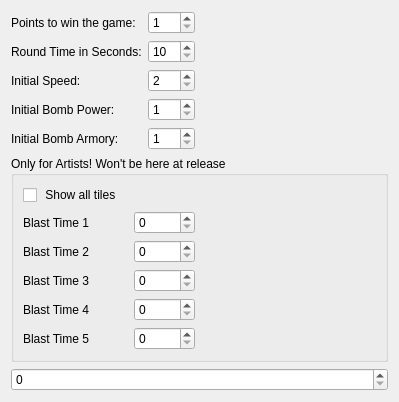
This is src/config/generalsettings.ui in KDE/granatier as Qt 5 draws it before an edit. The edited form follows.
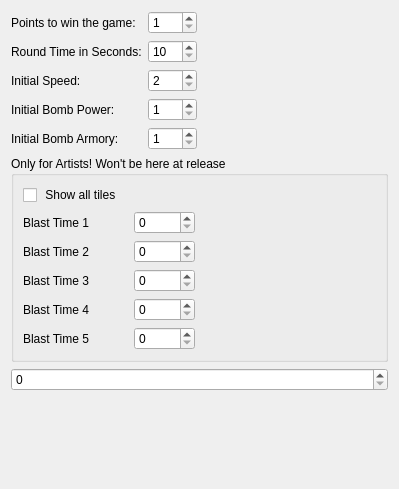
This is the edited form.

The edit to the form file:
```diff
--- a/src/config/generalsettings.ui
+++ b/src/config/generalsettings.ui
@@ -6,8 +6,8 @@
    <rect>
     <x>0</x>
     <y>0</y>
-    <width>385</width>
-    <height>356</height>
+    <width>389</width>
+    <height>489</height>
    </rect>
   </property>
   <layout class="QGridLayout" name="gridLayout">
@@ -134,6 +134,12 @@
      </item>
      <item row="0" column="1">
       <widget class="QSpinBox" name="kcfg_PointsToWin">
+       <property name="sizePolicy">
+        <sizepolicy hsizetype="MinimumExpanding" vsizetype="Fixed">
+         <horstretch>0</horstretch>
+         <verstretch>0</verstretch>
+        </sizepolicy>
+       </property>
        <property name="minimum">
         <number>1</number>
        </property>
@@ -151,6 +157,12 @@
      </item>
      <item row="1" column="1">
       <widget class="QSpinBox" name="kcfg_RoundTime">
+       <property name="sizePolicy">
+        <sizepolicy hsizetype="MinimumExpanding" vsizetype="Fixed">
+         <horstretch>0</horstretch>
+         <verstretch>0</verstretch>
+        </sizepolicy>
+       </property>
        <property name="minimum">
         <number>10</number>
        </property>
@@ -168,6 +180,12 @@
      </item>
      <item row="2" column="1">
       <widget class="QSpinBox" name="kcfg_InitialSpeed">
+       <property name="sizePolicy">
+        <sizepolicy hsizetype="MinimumExpanding" vsizetype="Fixed">
+         <horstretch>0</horstretch>
+         <verstretch>0</verstretch>
+        </sizepolicy>
+       </property>
        <property name="minimum">
         <number>2</number>
        </property>
@@ -185,6 +203,12 @@
      </item>
      <item row="3" column="1">
       <widget class="QSpinBox" name="kcfg_InitialBombPower">
+       <property name="sizePolicy">
+        <sizepolicy hsizetype="MinimumExpanding" vsizetype="Fixed">
+         <horstretch>0</horstretch>
+         <verstretch>0</verstretch>
+        </sizepolicy>
+       </property>
        <property name="minimum">
         <number>1</number>
        </property>
@@ -202,6 +226,12 @@
      </item>
      <item row="4" column="1">
       <widget class="QSpinBox" name="kcfg_InitialBombArmory">
+       <property name="sizePolicy">
+        <sizepolicy hsizetype="MinimumExpanding" vsizetype="Fixed">
+         <horstretch>0</horstretch>
+         <verstretch>0</verstretch>
+        </sizepolicy>
+       </property>
        <property name="minimum">
         <number>1</number>
        </property>
```
